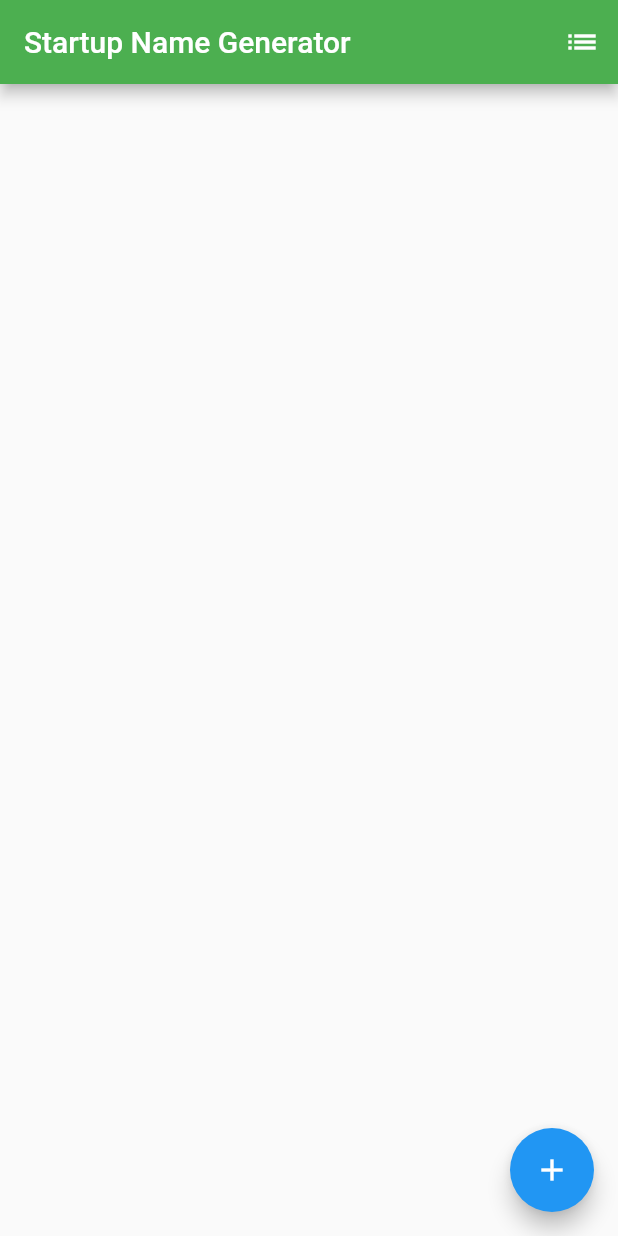
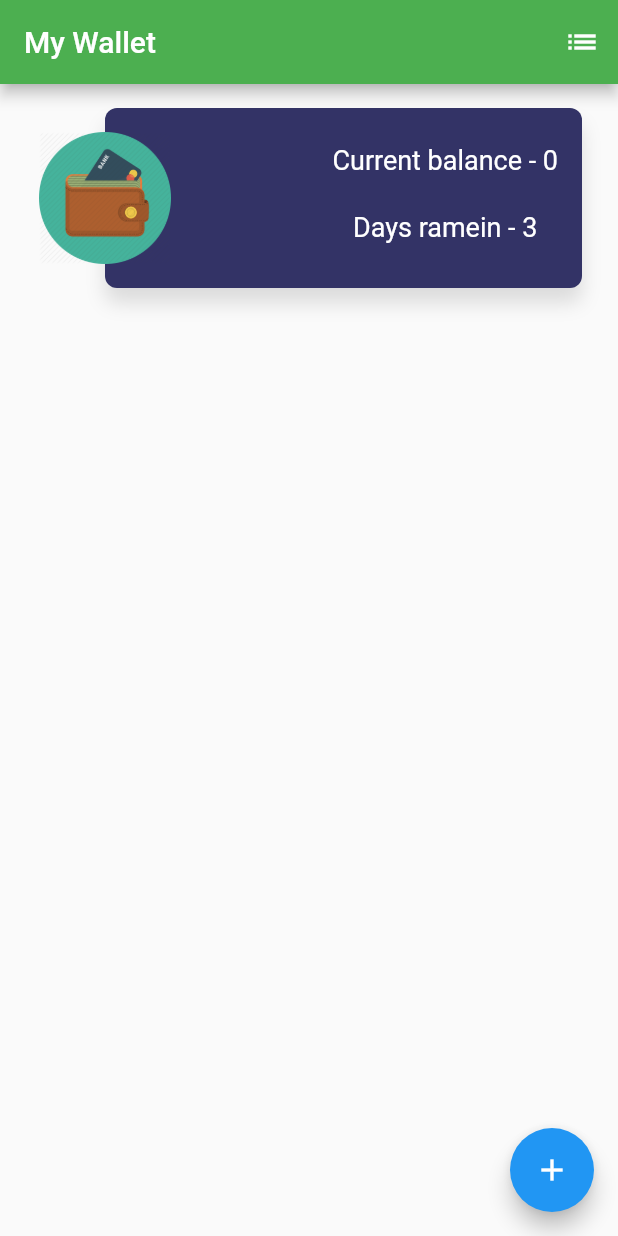
Before and after one commit to Legementarion/flutter_wallet_app, a Flutter app: the screen it shows after launch, on a phone screen of 412 x 824 dp. Run offline on Flutter 3.47's test engine with Material 2 defaults, Android fonts, the phone set to English and light mode, and no system bars.

Commit message:
assets + status view

```diff
--- a/lib/main.dart
+++ b/lib/main.dart
@@ -23,6 +23,7 @@ class WalletScreenState extends State<WalletScreen> {
   final walletTextController = TextEditingController();
   final moneyTextController = TextEditingController();
   final eventTextController = TextEditingController();
+  var daysRemain = "3";
 
   @override
   void dispose() {
@@ -39,12 +40,110 @@ class WalletScreenState extends State<WalletScreen> {
     walletTextController.text = "0"; // todo save this value to db
   }
 
-  Widget _buildSuggestions() {
+  Widget _walletStatus(BuildContext context) {
+    return new Container(
+        height: 120.0,
+        margin: const EdgeInsets.only(
+            top: 16.0, bottom: 16.0, left: 24.0, right: 24.0),
+        child: new Stack(
+          children: <Widget>[
+            new Container(
+              height: 124.0,
+              margin: new EdgeInsets.only(left: 46.0),
+              decoration: new BoxDecoration(
+                color: new Color(0xFF333366),
+                shape: BoxShape.rectangle,
+                borderRadius: new BorderRadius.circular(8.0),
+                boxShadow: <BoxShadow>[
+                  new BoxShadow(
+                    color: Colors.black12,
+                    blurRadius: 10.0,
+                    offset: new Offset(0.0, 10.0),
+                  ),
+                ],
+              ),
+              child: Row(
+                  mainAxisAlignment: MainAxisAlignment.end,
+                  crossAxisAlignment: CrossAxisAlignment.start,
+                  children: <Widget>[
+                    Column(mainAxisSize: MainAxisSize.min, children: <Widget>[
+                      new Padding(
+                          padding: EdgeInsets.only(right: 16.0, top: 24.0),
+                          child: Text(
+                              "Current balance - " + walletTextController.text,
+                              style: TextStyle(
+                                  color: Colors.white, fontSize: 18.0))),
+                      new Padding(
+                          padding: EdgeInsets.only(right: 16.0, top: 24.0),
+                          child: Text("Days ramein - " + daysRemain,
+                              style: TextStyle(
+                                  color: Colors.white, fontSize: 18.0)))
+                    ])
+                  ]),
+            ),
+            GestureDetector(
+                child: new Container(
+                  margin: new EdgeInsets.symmetric(vertical: 16.0),
+                  alignment: FractionalOffset.centerLeft,
+                  child: new Image(
+                    image: new AssetImage("assets/wallet.png"),
+                    height: 92.0,
+                    width: 92.0,
+                  ),
+                ),
+                onTap: () {
+                  _addWalletMoney(context);
+                }),
+          ],
+        ));
+  }
+
+  void _addWalletMoney(BuildContext context) {
+    showDialog(
+        context: context,
+        builder: (ctxt) => new AlertDialog(
+              title: new Text("Add Money to wallet"),
+              content:
+                  Column(mainAxisSize: MainAxisSize.min, children: <Widget>[
+                new Padding(
+                  padding: EdgeInsets.only(top: 8.0, bottom: 8.0),
+                  child: new TextField(
+                    decoration: new InputDecoration(labelText: 'Income'),
+                    keyboardType: TextInputType.number,
+                    controller: moneyTextController,
+                  ),
+                )
+              ]),
+              actions: <Widget>[
+                new FlatButton(
+                  child: new Text("Add"),
+                  onPressed: () {
+                    setState(() {
+                      _events.add(eventTextController.text);
+                      walletTextController.text =
+                          (int.parse(walletTextController.text) -
+                                  int.parse(moneyTextController.text))
+                              .toString();
+                    });
+                    Navigator.of(context).pop();
+                  },
+                ),
+                new FlatButton(
+                  child: new Text("Cancel"),
+                  onPressed: () {
+                    Navigator.of(context).pop();
+                  },
+                ),
+              ],
+            ));
+  }
+
+  Widget _buildEvents() {
     return ListView.builder(
         padding: const EdgeInsets.all(16.0),
         itemCount: _events.length,
         itemBuilder: (context, index) {
-          if (index.isOdd) return Divider(); //todo add data from db
+          if (index.isOdd) return Divider(); //todo init events from db
           return _buildRow(_events[index]);
         });
   }
@@ -62,13 +161,7 @@ class WalletScreenState extends State<WalletScreen> {
         style: _biggerFont,
       ),
       onTap: () {
-        setState(() {
-//          if (alreadySaved) {
-//            _saved.remove(event);
-//          } else {
-//            _saved.add(event);
-//          }
-        });
+        setState(() {});
       },
     );
   }
@@ -77,12 +170,17 @@ class WalletScreenState extends State<WalletScreen> {
   Widget build(BuildContext context) {
     return Scaffold(
       appBar: AppBar(
-        title: Text('Startup Name Generator'),
+        title: Text('My Wallet'),
         actions: <Widget>[
           IconButton(icon: Icon(Icons.list), onPressed: _pushSaved),
         ],
       ),
-      body: _buildSuggestions(),
+      body: Column(mainAxisSize: MainAxisSize.min, children: <Widget>[
+        _walletStatus(context),
+        new Expanded(
+          child: _buildEvents(),
+        )
+      ]),
       floatingActionButton: FloatingActionButton(
         onPressed: () {
           showDialog(
--- a/pubspec.yaml
+++ b/pubspec.yaml
@@ -22,7 +22,6 @@ dependencies:
   # The following adds the Cupertino Icons font to your application.
   # Use with the CupertinoIcons class for iOS style icons.
   cupertino_icons: ^0.1.2
-  english_words: ^3.1.0
 
 dev_dependencies:
   flutter_test:
@@ -35,6 +34,8 @@ dev_dependencies:
 # The following section is specific to Flutter.
 flutter:
 
+  assets:
+    - assets/
   # The following line ensures that the Material Icons font is
   # included with your application, so that you can use the icons in
   # the material Icons class.
```
Also changed, not shown: assets/wallet.png (added), pubspec.lock.
